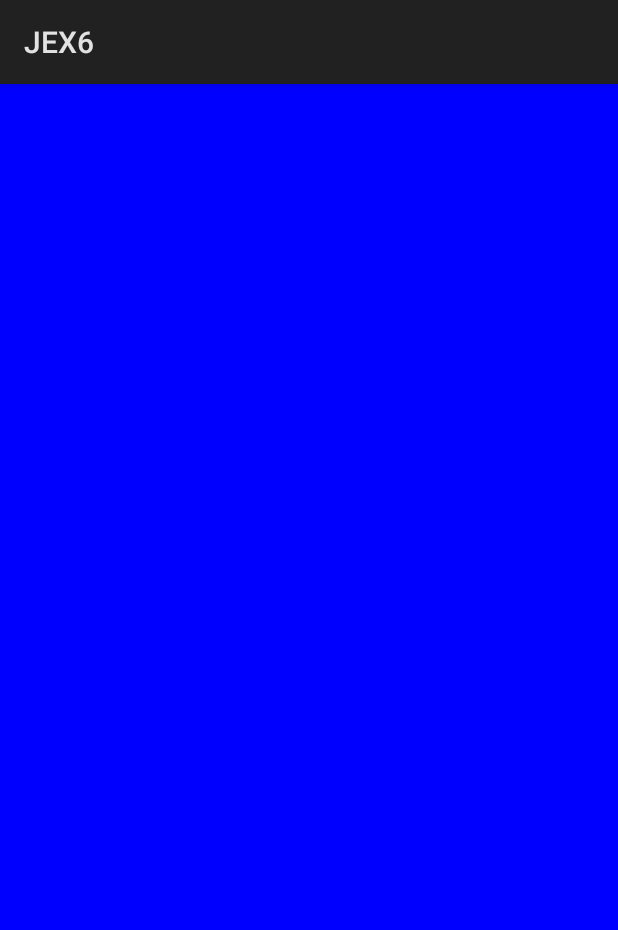
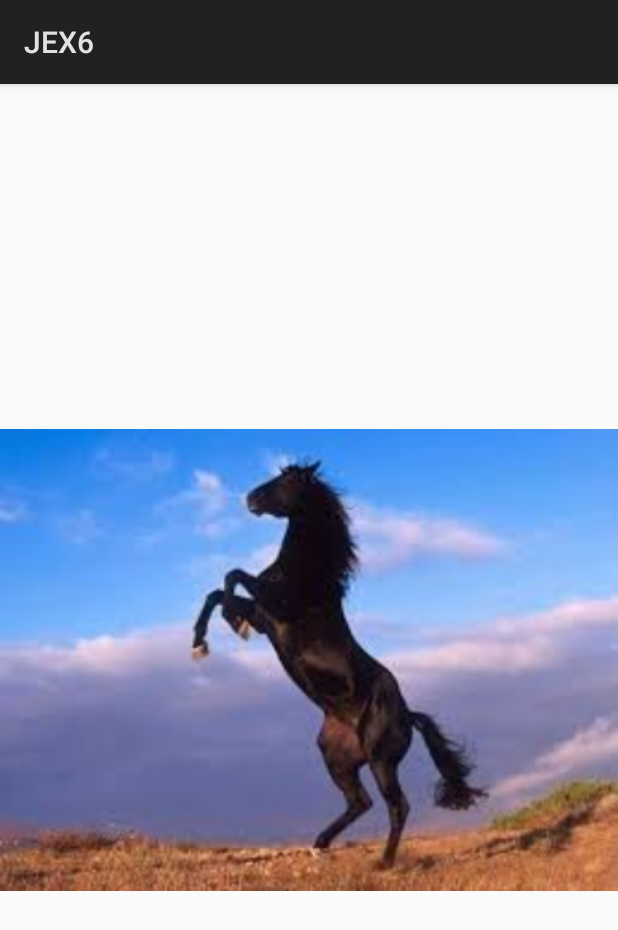
Before and after one commit to stories2/KangnamJavaMobile, an Android app: the screen it shows after launch (MainActivity), on a phone screen of 412 x 824 dp. Shown: the top 930 px of the screen. Run offline under Robolectric (Android 15) with nearby library versions, the phone set to English and light mode, and no system bars.

Commit message:
JEX6 module : make new sample tab

```diff
--- a/JEX6/app/build.gradle
+++ b/JEX6/app/build.gradle
@@ -8,7 +8,7 @@ android {
         minSdkVersion 24
         targetSdkVersion 26
         versionCode 1
-        versionName "1.0"
+        versionName "dog.0"
         testInstrumentationRunner "android.support.test.runner.AndroidJUnitRunner"
     }
     buildTypes {
@@ -24,6 +24,5 @@ dependencies {
     androidTestCompile('com.android.support.test.espresso:espresso-core:2.2.2', {
         exclude group: 'com.android.support', module: 'support-annotations'
     })
-    compile 'com.android.support.constraint:constraint-layout:1.0.2'
     testCompile 'junit:junit:4.12'
 }
--- a/JEX6/app/src/main/java/com/example/java/jex6/MainActivity.java
+++ b/JEX6/app/src/main/java/com/example/java/jex6/MainActivity.java
@@ -3,8 +3,10 @@ package com.example.java.jex6;
 import android.app.Activity;
 import android.os.Bundle;
 import android.view.View;
+import android.webkit.WebView;
 import android.widget.ArrayAdapter;
 import android.widget.AutoCompleteTextView;
+import android.widget.EditText;
 import android.widget.MultiAutoCompleteTextView;
 import android.widget.TabHost;
 import android.widget.ViewFlipper;
@@ -15,15 +17,58 @@ public class MainActivity extends Activity {
     MultiAutoCompleteTextView multiAutoTextView;
     ViewFlipper viewFilpImage;
     TabHost tabHost;
+    WebView webViewClient;
+    EditText etxtSearch;
 
     @Override
     protected void onCreate(Bundle savedInstanceState) {
         super.onCreate(savedInstanceState);
-        setContentView(R.layout.activity_main3);
+        setContentView(R.layout.activity_main5);
 
         //Init1();
         //Init2();
-        Init3();
+        //Init3();
+        //Init4();
+        Init5();
+    }
+
+    public void Init5() {
+        tabHost = (TabHost)findViewById(R.id.tabHost);
+        tabHost.setup();
+
+        TabHost.TabSpec tabImg1 = tabHost.newTabSpec("img1");
+        tabImg1.setContent(R.id.img1);
+        tabImg1.setIndicator("강아지");
+
+        TabHost.TabSpec tabImg2 = tabHost.newTabSpec("img2");
+        tabImg2.setContent(R.id.img2);
+        tabImg2.setIndicator("고양이");
+
+        TabHost.TabSpec tabImg3 = tabHost.newTabSpec("img3");
+        tabImg3.setContent(R.id.img3);
+        tabImg3.setIndicator("토끼");
+
+        TabHost.TabSpec tabImg4 = tabHost.newTabSpec("img4");
+        tabImg4.setContent(R.id.img4);
+        tabImg4.setIndicator("말");
+
+        tabHost.addTab(tabImg1);
+        tabHost.addTab(tabImg2);
+        tabHost.addTab(tabImg3);
+        tabHost.addTab(tabImg4);
+    }
+
+    public void Init4() {
+        etxtSearch = (EditText)findViewById(R.id.etxtSearch);
+        webViewClient = (WebView)findViewById(R.id.webViewClient);
+    }
+
+    public void OnBtnMove(View view) {
+
+    }
+
+    public void OnBtnPrevious(View view) {
+
     }
 
     public void Init3() {
--- /dev/null
+++ b/JEX6/app/src/main/res/layout/activity_main5.xml
@@ -0,0 +1,59 @@
+<?xml version="1.0" encoding="utf-8"?>
+<LinearLayout xmlns:android="http://schemas.android.com/apk/res/android"
+    android:orientation="vertical" android:layout_width="match_parent"
+    android:layout_height="match_parent">
+
+    <TabHost
+        android:id="@+id/tabHost"
+        android:layout_width="match_parent"
+        android:layout_height="match_parent">
+        <LinearLayout
+            android:layout_width="match_parent"
+            android:layout_height="match_parent"
+            android:orientation="vertical"
+            >
+            <FrameLayout
+                android:layout_weight="1"
+                android:id="@android:id/tabcontent"
+                android:layout_width="match_parent"
+                android:layout_height="wrap_content">
+
+
+                <ImageView
+                    android:id="@+id/img1"
+                    android:layout_width="match_parent"
+                    android:layout_height="match_parent"
+                    android:src="@drawable/dog"
+                    />
+                <ImageView
+                    android:id="@+id/img2"
+                    android:layout_width="match_parent"
+                    android:layout_height="match_parent"
+                    android:src="@drawable/cat"
+                    />
+
+                <ImageView
+                    android:id="@+id/img3"
+                    android:layout_width="match_parent"
+                    android:layout_height="match_parent"
+                    android:src="@drawable/rabbit"
+                    />
+                <ImageView
+                    android:id="@+id/img4"
+                    android:layout_width="match_parent"
+                    android:layout_height="match_parent"
+                    android:src="@drawable/horse"
+                    />
+            </FrameLayout>
+
+            <TabWidget
+                android:id="@android:id/tabs"
+                android:layout_width="match_parent"
+                android:layout_height="wrap_content"
+                android:layout_weight="0"
+                android:background="#ffff00"
+                >
+            </TabWidget>
+        </LinearLayout>
+    </TabHost>
+</LinearLayout>
```
Also changed, not shown: JEX6/app/src/main/java/com/example/java/jex6/WebViewClient.java (added, +134 -0 lines), JEX6/app/src/main/res/layout/activity_main4.xml (added, +33 -0 lines), JEX6/app/src/main/res/drawable/cat.jpg (added), JEX6/app/src/main/res/drawable/dog.jpg (added), JEX6/app/src/main/res/drawable/horse.jpg (added), JEX6/app/src/main/res/drawable/rabbit.jpg (added).
